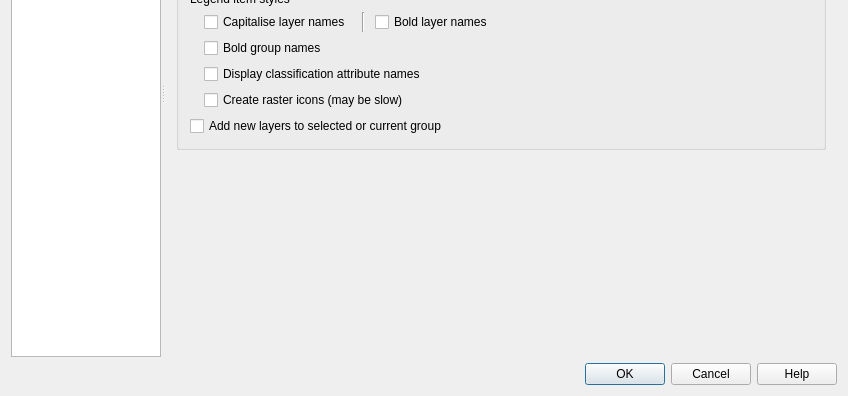
carsmie/QGIS, file src/ui/qgsoptionsbase.ui: the form before one commit; both pictures show x 0 to 848 and y 182 to 578 of the 848 by 578 pixel window.
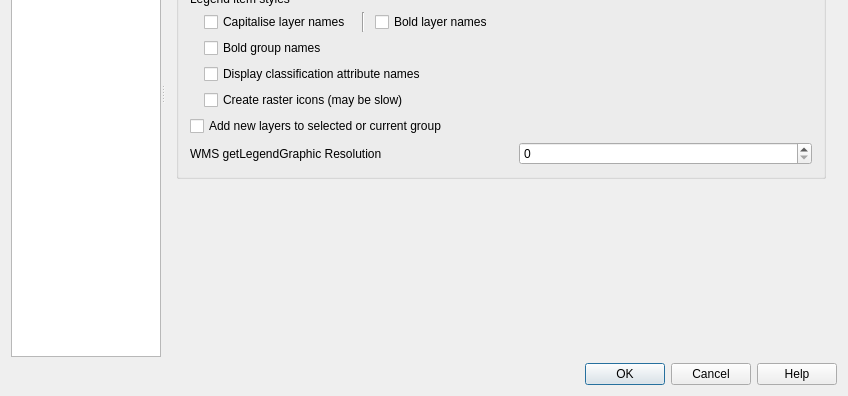
The form after the commit. The open tabs and pages were chosen to show the change. Icons and pictures are not drawn. Custom widgets are drawn as their Qt base class.

Commit message:
Added a resolution parameter in option->Canvas&Legend to instruct WMS getLegendGraphic to get WMS legend with a good resolution for printing. Set value to 0 to get default pixmap resolution.
Drawback in case of big resolution of the legend, it becames too big to be
correctly shown as PopUp in the QgsLegend interface.

Developed with funding from Regione Toscana-SITA

```diff
--- a/src/ui/qgsoptionsbase.ui
+++ b/src/ui/qgsoptionsbase.ui
@@ -2345,6 +2345,49 @@
                     </property>
                    </widget>
                   </item>
+                  <item>
+                   <layout class="QHBoxLayout" name="horizontalLayout_34">
+                    <item>
+                     <widget class="QLabel" name="label_58">
+                      <property name="text">
+                       <string>WMS getLegendGraphic Resolution</string>
+                      </property>
+                     </widget>
+                    </item>
+                    <item>
+                     <spacer name="horizontalSpacer_39">
+                      <property name="orientation">
+                       <enum>Qt::Horizontal</enum>
+                      </property>
+                      <property name="sizeType">
+                       <enum>QSizePolicy::Preferred</enum>
+                      </property>
+                      <property name="sizeHint" stdset="0">
+                       <size>
+                        <width>30</width>
+                        <height>20</height>
+                       </size>
+                      </property>
+                     </spacer>
+                    </item>
+                    <item>
+                     <widget class="QSpinBox" name="mLegendGraphicResolutionSpinBox">
+                      <property name="toolTip">
+                       <string extracomment="MAP_RESOLUTION or DPI value overloading getMap default value (set 0 to use default)"/>
+                      </property>
+                      <property name="whatsThis">
+                       <string extracomment="MAP_RESOLUTION or DPI value overloading getMap default value (set 0 to use default)"/>
+                      </property>
+                      <property name="minimum">
+                       <number>0</number>
+                      </property>
+                      <property name="maximum">
+                       <number>1000000</number>
+                      </property>
+                     </widget>
+                    </item>
+                   </layout>
+                  </item>
                  </layout>
                 </widget>
                </item>
```
The commit also changes 2 other files.
